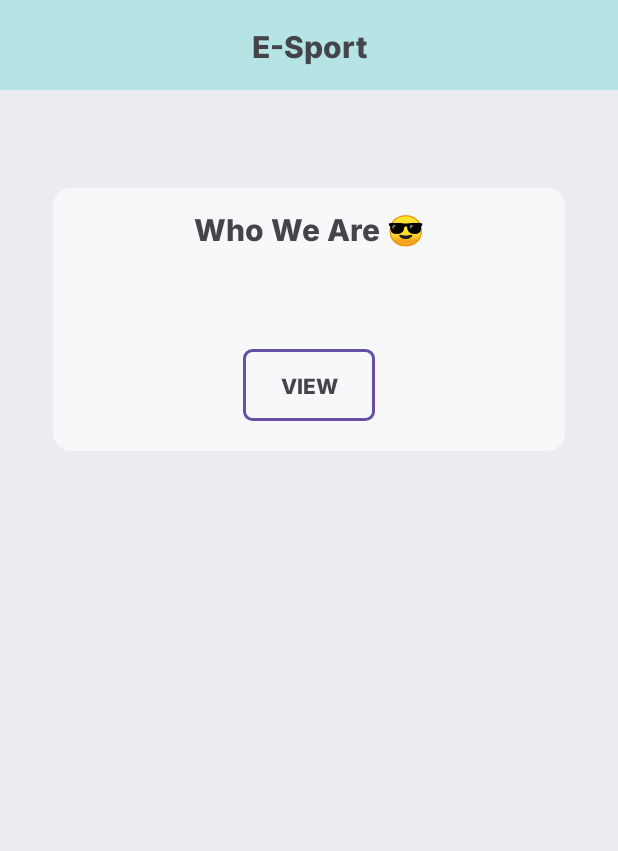
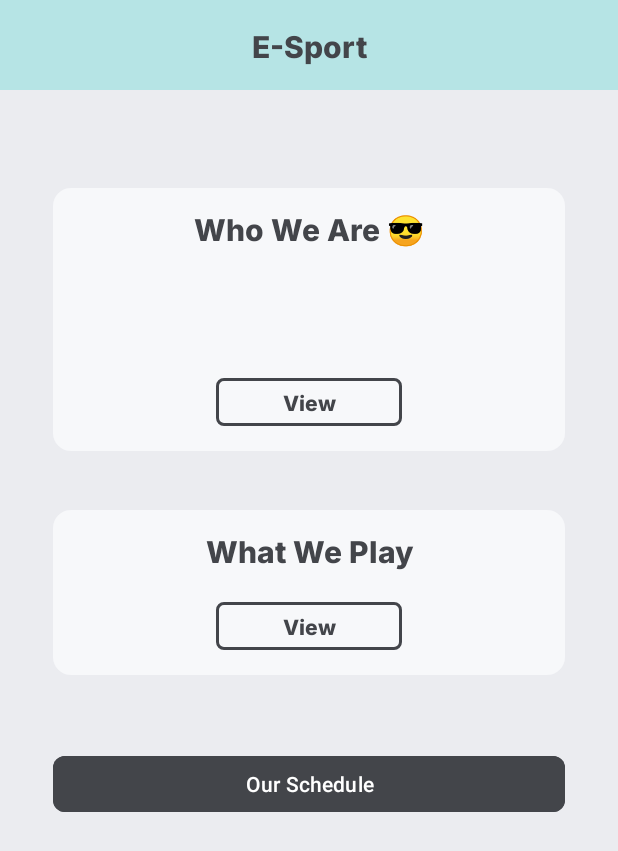
Before and after one commit to canonflow/nmp_pemuja_android_studio, an Android app: the screen it shows after launch (MainActivity), on a phone screen of 412 x 824 dp. Shown: the top 851 px of the screen. Run offline under Robolectric (Android 15) with nearby library versions, the phone set to English and light mode, and no system bars; our stand-ins replace data binding.

Commit message:
[Home] Update UI

```diff
--- a/app/src/main/res/layout/activity_main.xml
+++ b/app/src/main/res/layout/activity_main.xml
@@ -55,24 +55,81 @@
                     app:layout_constraintTop_toTopOf="parent" />
 
                 <Button
-                    android:id="@+id/button"
-                    style="@style/Widget.AppCompat.Button.Borderless.Colored"
+                    android:id="@+id/buttonViewWhoWeAre"
                     android:layout_width="wrap_content"
                     android:layout_height="wrap_content"
-                    android:layout_marginBottom="7dp"
-                    android:background="@drawable/button_border_outline"
+                    android:backgroundTint="@android:color/transparent"
                     android:fontFamily="@font/inter_extrabold"
+                    android:minHeight="0dp"
+                    android:paddingStart="44dp"
+                    android:paddingEnd="44dp"
                     android:text="View"
                     android:textColor="@color/black"
+                    app:cornerRadius="5dp"
                     app:layout_constraintBottom_toBottomOf="parent"
                     app:layout_constraintEnd_toEndOf="parent"
                     app:layout_constraintStart_toStartOf="parent"
-                    app:strokeColor="#E1DDDD" />
+                    app:strokeColor="@color/black"
+                    app:strokeWidth="2dp" />
 
             </androidx.constraintlayout.widget.ConstraintLayout>
             <!--      Card Who We Are END HERE     -->
 
+            <!--      Card Who We Play GOES HERE      -->
+            <androidx.constraintlayout.widget.ConstraintLayout
+                android:layout_width="0dp"
+                android:layout_height="110dp"
+                android:layout_marginTop="280dp"
+                android:background="@drawable/card_shape"
+                app:layout_constraintEnd_toEndOf="@id/content_layout"
+                app:layout_constraintHorizontal_bias="0.495"
+                app:layout_constraintStart_toStartOf="@id/content_layout"
+                app:layout_constraintTop_toTopOf="@+id/content_layout">
+
+                <TextView
+                    android:layout_width="match_parent"
+                    android:layout_height="wrap_content"
+                    android:fontFamily="@font/inter_extrabold"
+                    android:text="What We Play"
+                    android:textAlignment="center"
+                    android:textColor="@color/black"
+                    android:textSize="20sp"
+                    app:layout_constraintTop_toTopOf="parent" />
+
+                <Button
+                    android:id="@+id/buttonViewWhatWePlay"
+                    android:layout_width="wrap_content"
+                    android:layout_height="wrap_content"
+                    android:backgroundTint="@android:color/transparent"
+                    android:fontFamily="@font/inter_extrabold"
+                    android:minHeight="0dp"
+                    android:paddingStart="44dp"
+                    android:paddingEnd="44dp"
+                    android:text="View"
+                    android:textColor="@color/black"
+                    app:cornerRadius="5dp"
+                    app:layout_constraintBottom_toBottomOf="parent"
+                    app:layout_constraintEnd_toEndOf="parent"
+                    app:layout_constraintStart_toStartOf="parent"
+                    app:strokeColor="@color/black"
+                    app:strokeWidth="2dp" />
+
+            </androidx.constraintlayout.widget.ConstraintLayout>
+            <!--      Card Who We Play END HERE      -->
+
+            <!--      Our Schedule Button GOES HERE      -->
+            <Button
+                android:layout_width="match_parent"
+                android:layout_height="45dp"
+                android:layout_marginTop="440dp"
+                android:backgroundTint="@color/black"
+                android:text="Our Schedule"
+                app:cornerRadius="8dp"
+                app:layout_constraintTop_toTopOf="parent"
+                tools:layout_editor_absoluteX="35dp" />
+            <!--      Our Schedule Button END HERE      -->
+
         </androidx.constraintlayout.widget.ConstraintLayout>
-        <!--    CONTENT LAYOUT GOES HERE    -->
+        <!--    CONTENT LAYOUT END HERE    -->
     </androidx.constraintlayout.widget.ConstraintLayout>
 </layout>
```
